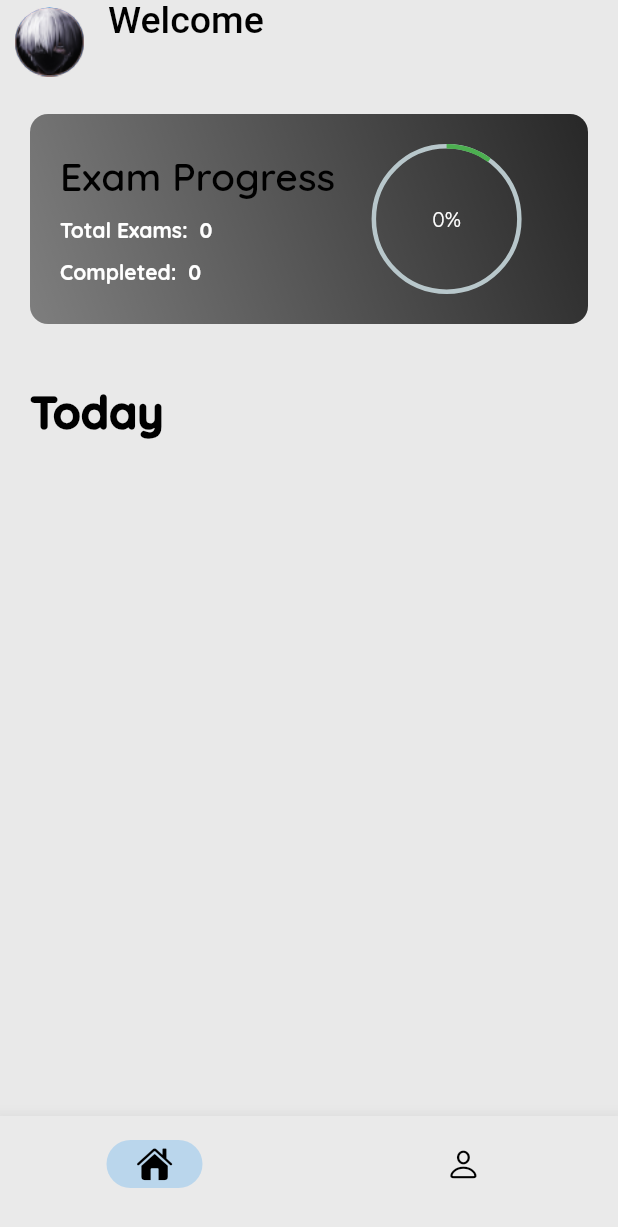
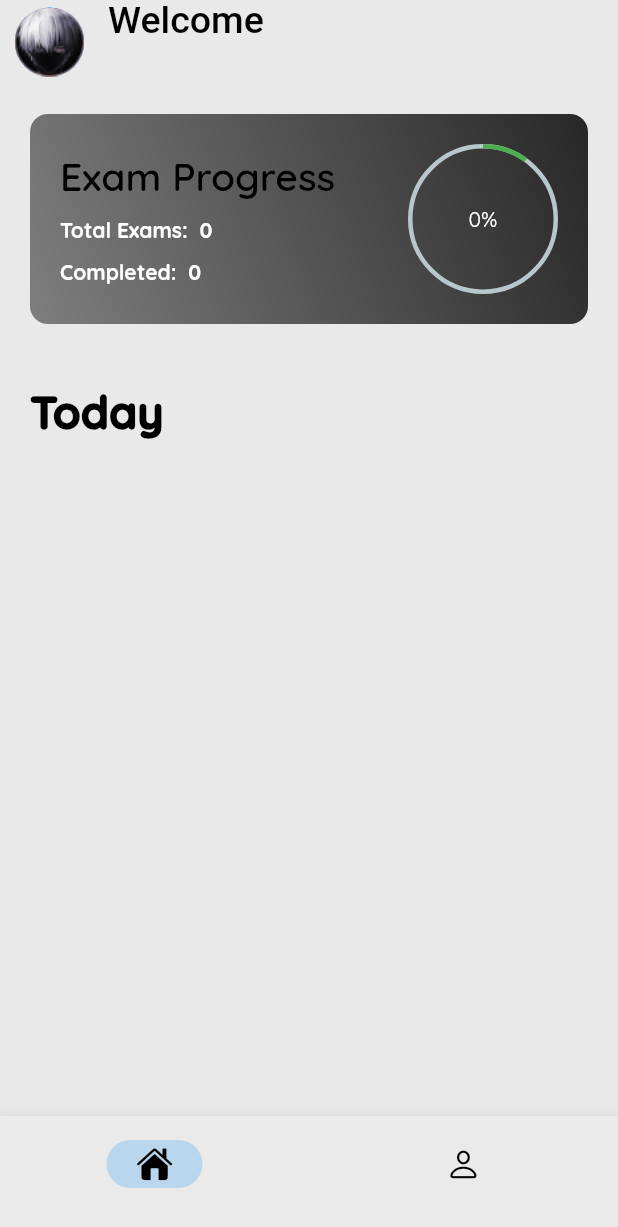
Before and after one commit to Deonorla/exam_app, a Flutter app: the screen it shows once a user with an empty profile is signed in, on a phone screen of 412 x 824 dp. Shown: the top 1227 px of the screen. Run offline on Flutter 3.47's test engine with Material 2 defaults, Android fonts, the phone set to English and light mode, and no system bars; drawn by our look-alikes of percent_indicator; our stand-ins replace awesome_snackbar_content, cached_network_image, cloud_firestore, firebase_auth, firebase_core, firebase_storage and 6 more; missing offline and left inert: easy_separator, flutter_windowmanager, local_auth_android, local_auth_ios; accounts and stored records are empty.

```diff
--- a/lib/screens/home/Home.dart
+++ b/lib/screens/home/Home.dart
@@ -21,6 +21,7 @@ class Home extends StatelessWidget {
               ProgressCard(
                 examCount: totalExam,
               ),
+
               const SizedBox(
                 height: 20,
               ),
--- a/lib/widgets/progress_card.dart
+++ b/lib/widgets/progress_card.dart
@@ -5,28 +5,33 @@ import 'package:percent_indicator/circular_percent_indicator.dart';
 
 class ProgressCard extends StatelessWidget {
   final int examCount;
-  const ProgressCard({super.key, required this.examCount});
+
+  ProgressCard({Key? key, required this.examCount}) : super(key: key);
+
   @override
   Widget build(BuildContext context) {
     return Container(
       margin: const EdgeInsets.all(20),
       padding: const EdgeInsets.all(20),
-      // width: Get.width / .8,
-      // height: Get.height / 6,
       decoration: const BoxDecoration(
         gradient: LinearGradient(
           begin: Alignment.bottomLeft,
           end: Alignment.topRight,
           colors: [
             Color.fromRGBO(0, 0, 0, 0.46),
-                Color.fromRGBO(0, 0, 0, 0.83)
-              ]),
-          borderRadius: BorderRadius.all(Radius.circular(12))),
-      child: Column(crossAxisAlignment: CrossAxisAlignment.center, children: [
+            Color.fromRGBO(0, 0, 0, 0.83),
+          ],
+        ),
+        borderRadius: BorderRadius.all(Radius.circular(12)),
+      ),
+      child: Column(
+        crossAxisAlignment: CrossAxisAlignment.center,
+        children: [
           Row(
             mainAxisAlignment: MainAxisAlignment.spaceBetween,
             children: [
-            Column(
+              Expanded(
+                child: Column(
                   crossAxisAlignment: CrossAxisAlignment.start,
                   children: [
                     const Text(
@@ -34,41 +39,42 @@ class ProgressCard extends StatelessWidget {
                       style: TextStyle(
                         color: darkColor,
                         fontWeight: FontWeight.w600,
-                      fontSize: 26),
+                        fontSize: 26,
                       ),
-                const SizedBox(
-                  height: 10,
                     ),
+                    const SizedBox(height: 10),
                     Text(
                       "Total Exams:  $examCount",
                       style: const TextStyle(
-                      color: whiteColor, fontWeight: FontWeight.w700),
+                        color: whiteColor,
+                        fontWeight: FontWeight.w700,
                       ),
-                const SizedBox(
-                  height: 10,
                     ),
+                    const SizedBox(height: 10),
                     const Text(
                       "Completed:  0",
-                  style:
-                      TextStyle(color: whiteColor, fontWeight: FontWeight.bold),
-                )
+                      style: TextStyle(
+                        color: whiteColor,
+                        fontWeight: FontWeight.bold,
+                      ),
+                    ),
                   ],
                 ),
-            Expanded(
-              child: CircularPercentIndicator(
+              ),
+              CircularPercentIndicator(
                 radius: 50,
                 lineWidth: 3,
-                percent: .10,
+                percent: 0.10,
                 center: const Text(
                   '0%',
                   style: TextStyle(color: whiteColor),
                 ),
                 progressColor: Colors.green,
               ),
-            )
             ],
-        )
-      ]),
+          ),
+        ],
+      ),
     );
   }
 }
--- a/pubspec.yaml
+++ b/pubspec.yaml
@@ -9,7 +9,6 @@ environment:
 dependencies:
   awesome_snackbar_content: ^0.1.3
   cached_network_image: ^3.2.3
-  camera: ^0.10.5+2
   cloud_firestore: ^4.8.1
   cupertino_icons: ^1.0.5
   easy_separator: ^1.0.1
@@ -18,9 +17,9 @@ dependencies:
   firebase_storage:
   flutter:
     sdk: flutter
+  flutter_windowmanager: ^0.2.0
   get: ^4.6.5
   google_fonts:
-  google_mlkit_face_detection: ^0.8.0
   google_sign_in: ^6.1.4
   image: ^4.0.17
   liquid_swipe: ^3.1.0
```
Also changed, not shown: lib/main.dart (+9 -0 lines), pubspec.lock, 4 other files. Lines whose indentation alone changed are shown as unchanged.
